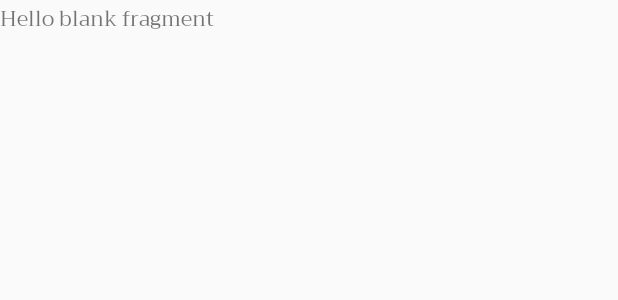
After one commit to dsjin/Crowd-Assist, an Android app: the layout fragment_helped.xml on its own in the app's theme, with its tools: preview values and no code run, on a phone screen of 412 x 824 dp. The commit adds this screen. Shown: the top 300 px of the screen. Run offline under Robolectric (Android 15) with nearby library versions, the phone set to English and light mode, and no system bars.

Commit message:
Change life cycle method
onViewCreated to onCreate

```diff
--- a/CrowdAssist/app/src/main/java/th/ac/kmitl/it/crowdassist/fragment/HelpFragment.kt
+++ b/CrowdAssist/app/src/main/java/th/ac/kmitl/it/crowdassist/fragment/HelpFragment.kt
@@ -82,8 +82,8 @@ class HelpFragment : Fragment(), OnMapReadyCallback,  GoogleApiClient.Connection
     private lateinit var fusedLocationClient: FusedLocationProviderClient
     private lateinit var locationCallback: LocationCallback
 
-    override fun onViewCreated(view: View, savedInstanceState: Bundle?) {
-        super.onViewCreated(view, savedInstanceState)
+    override fun onCreate(savedInstanceState: Bundle?) {
+        super.onCreate(savedInstanceState)
         if (mGoogleApiClient == null) {
             mGoogleApiClient = GoogleApiClient.Builder(activity!!)
                     .addConnectionCallbacks(this)
--- /dev/null
+++ b/CrowdAssist/app/src/main/res/layout/fragment_helped.xml
@@ -0,0 +1,14 @@
+<?xml version="1.0" encoding="utf-8"?>
+<FrameLayout xmlns:android="http://schemas.android.com/apk/res/android"
+    xmlns:tools="http://schemas.android.com/tools"
+    android:layout_width="match_parent"
+    android:layout_height="match_parent"
+    tools:context=".fragment.HelpedFragment">
+
+    <!-- TODO: Update blank fragment layout -->
+    <TextView
+        android:layout_width="match_parent"
+        android:layout_height="match_parent"
+        android:text="@string/hello_blank_fragment" />
+
+</FrameLayout>
```
Also changed, not shown: CrowdAssist/app/src/main/java/th/ac/kmitl/it/crowdassist/fragment/HelpedFragment.kt (added, +21 -0 lines).
